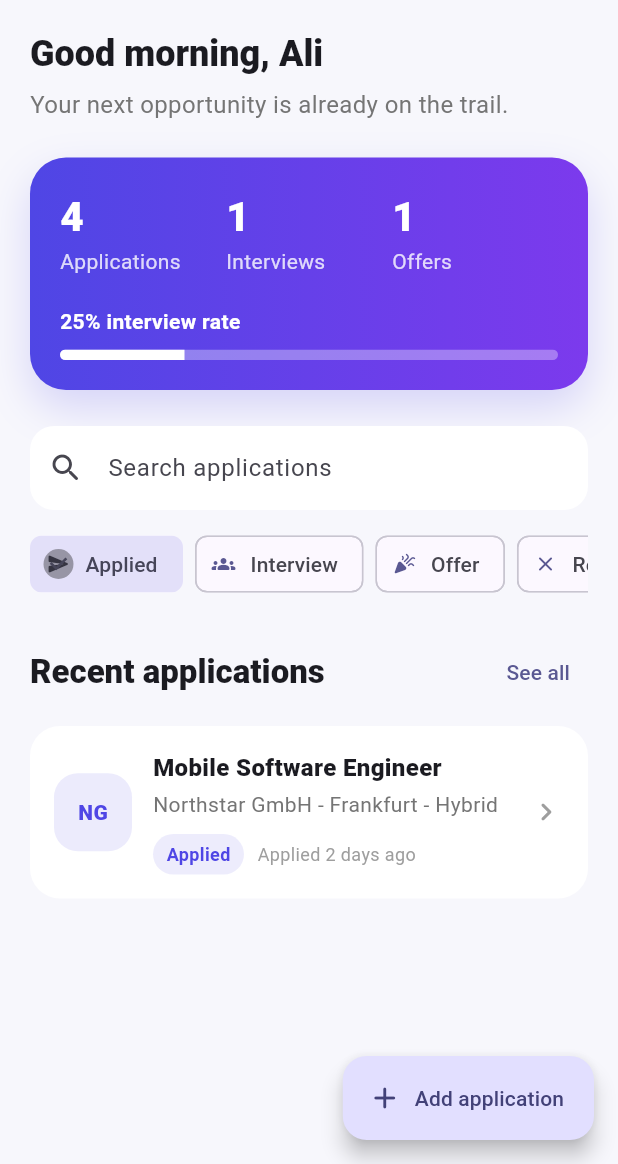
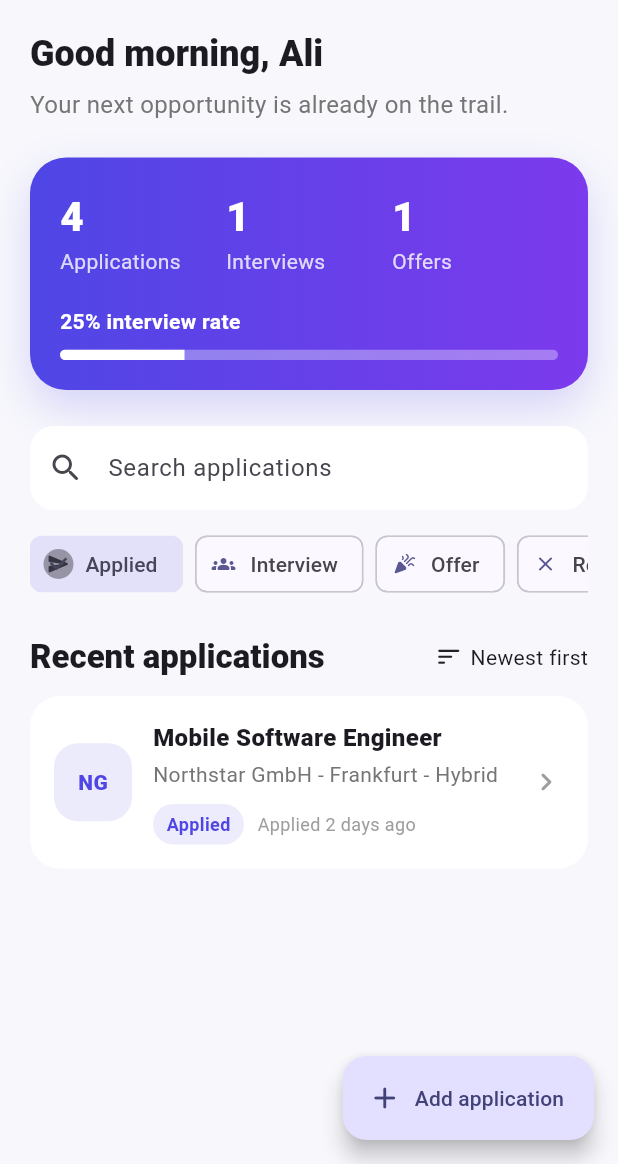
Before and after one commit to aliyoussefhamo/jobtrail, a Flutter app: the screen it shows after launch, after a tap on "Applied", on a phone screen of 412 x 824 dp, the part 72-1236 px from its top. Run offline on Flutter 3.47's test engine with Material 3 defaults, Android fonts, the phone set to English and light mode, and no system bars; our stand-ins replace sqflite; accounts and stored records are empty.

Commit message:
feat: add application sorting

```diff
--- a/lib/features/applications/presentation/applications_view_model.dart
+++ b/lib/features/applications/presentation/applications_view_model.dart
@@ -2,6 +2,16 @@ import 'package:flutter/foundation.dart';
 
 import '../data/application_repository.dart';
 import '../domain/job_application.dart';
+
+enum ApplicationSort {
+  newest('Newest first'),
+  company('Company A-Z'),
+  status('Status');
+
+  const ApplicationSort(this.label);
+
+  final String label;
+}
 
 class ApplicationsViewModel extends ChangeNotifier {
   ApplicationsViewModel(this._repository);
@@ -10,6 +20,7 @@ class ApplicationsViewModel extends ChangeNotifier {
 
   ApplicationStatus? selectedStatus;
   String searchQuery = '';
+  ApplicationSort selectedSort = ApplicationSort.newest;
   bool isLoading = true;
   String? errorMessage;
 
@@ -17,7 +28,7 @@ class ApplicationsViewModel extends ChangeNotifier {
 
   List<JobApplication> get visibleApplications {
     final normalizedQuery = searchQuery.trim().toLowerCase();
-    return allApplications.where((item) {
+    final results = allApplications.where((item) {
       final matchesStatus =
           selectedStatus == null || item.status == selectedStatus;
       final matchesSearch =
@@ -28,6 +39,29 @@ class ApplicationsViewModel extends ChangeNotifier {
           item.status.label.toLowerCase().contains(normalizedQuery);
       return matchesStatus && matchesSearch;
     }).toList();
+
+    switch (selectedSort) {
+      case ApplicationSort.newest:
+        break;
+      case ApplicationSort.company:
+        results.sort(
+          (first, second) => first.company.toLowerCase().compareTo(
+            second.company.toLowerCase(),
+          ),
+        );
+      case ApplicationSort.status:
+        results.sort((first, second) {
+          final statusComparison = first.status.index.compareTo(
+            second.status.index,
+          );
+          if (statusComparison != 0) return statusComparison;
+          return first.company.toLowerCase().compareTo(
+            second.company.toLowerCase(),
+          );
+        });
+    }
+
+    return results;
   }
 
   int count(ApplicationStatus status) =>
@@ -59,6 +93,11 @@ class ApplicationsViewModel extends ChangeNotifier {
     notifyListeners();
   }
 
+  void setSort(ApplicationSort value) {
+    selectedSort = value;
+    notifyListeners();
+  }
+
   Future<void> add(JobApplication application) async {
     await _repository.add(application);
     _applications.insert(0, application);
--- a/lib/features/applications/presentation/dashboard_page.dart
+++ b/lib/features/applications/presentation/dashboard_page.dart
@@ -173,9 +173,34 @@ class _DashboardPageState extends State<DashboardPage> {
                             ?.copyWith(fontWeight: FontWeight.w800),
                       ),
                       const Spacer(),
-                      TextButton(
-                        onPressed: () {},
-                        child: const Text('See all'),
+                      PopupMenuButton<ApplicationSort>(
+                        tooltip: 'Sort applications',
+                        initialValue: viewModel.selectedSort,
+                        onSelected: viewModel.setSort,
+                        itemBuilder: (_) => ApplicationSort.values
+                            .map(
+                              (sort) => PopupMenuItem<ApplicationSort>(
+                                value: sort,
+                                child: Row(
+                                  children: [
+                                    if (sort == viewModel.selectedSort)
+                                      const Icon(Icons.check_rounded, size: 18)
+                                    else
+                                      const SizedBox(width: 18),
+                                    const SizedBox(width: 8),
+                                    Text(sort.label),
+                                  ],
+                                ),
+                              ),
+                            )
+                            .toList(),
+                        child: Row(
+                          children: [
+                            const Icon(Icons.sort_rounded, size: 19),
+                            const SizedBox(width: 5),
+                            Text(viewModel.selectedSort.label),
+                          ],
+                        ),
                       ),
                     ],
                   ),
```
Also changed, not shown: 2 other files.
